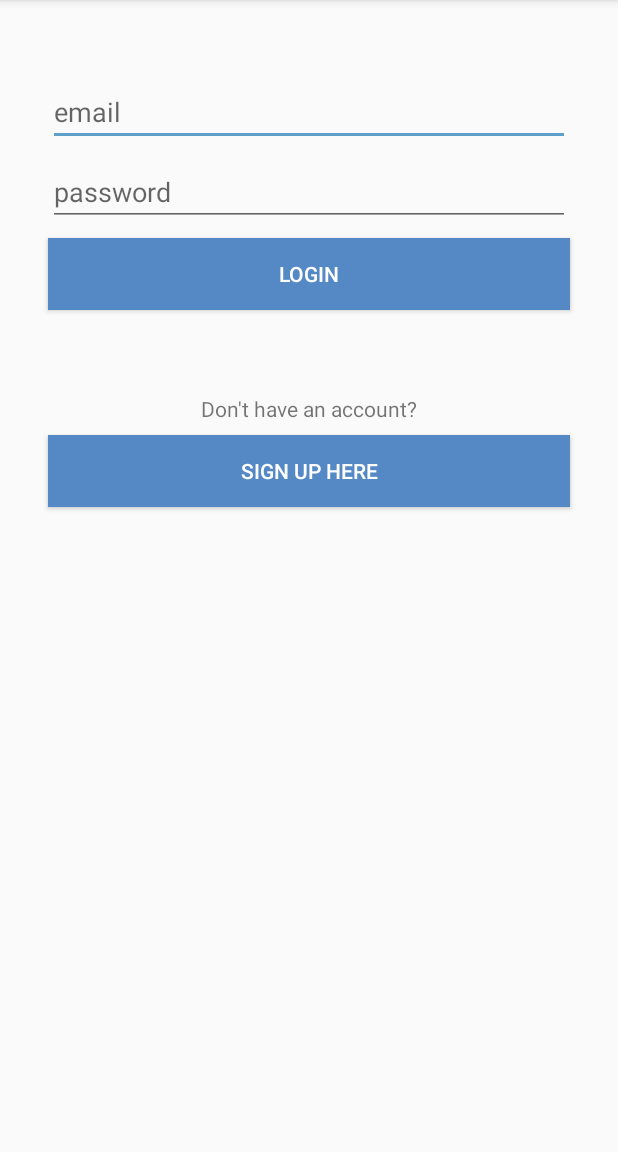
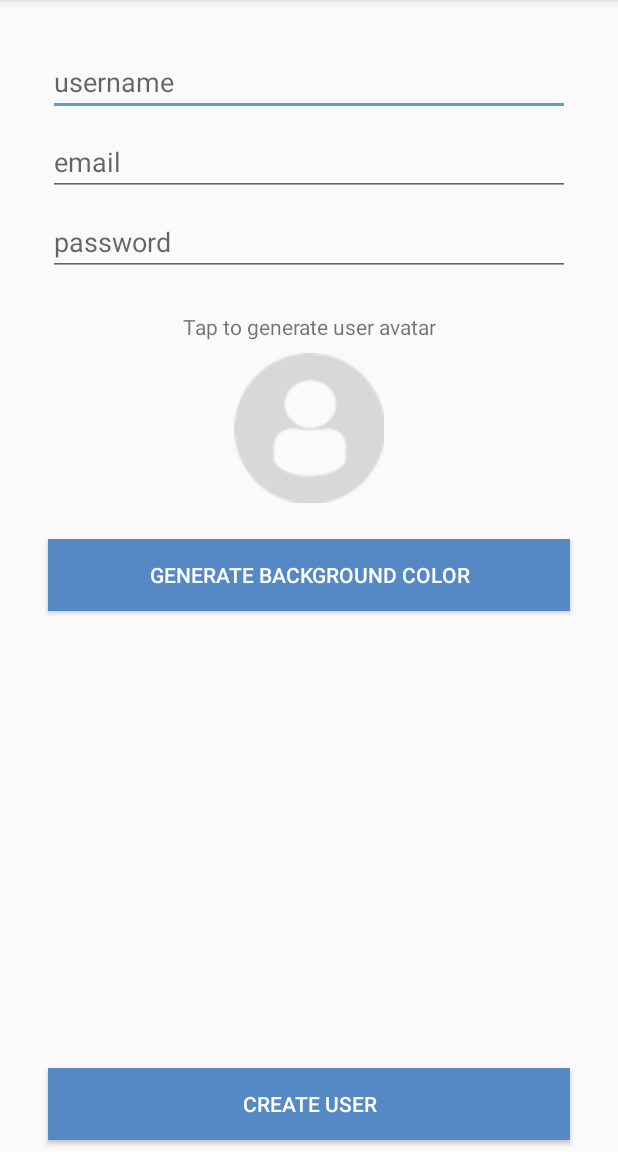
Before and after one commit to zachcervi/Smack-Android, an Android app: the LoginActivity screen opened directly, with no data from a screen before it, after a tap on "SIGN UP HERE", on a phone screen of 412 x 824 dp, the part 84-1236 px from its top. Run offline under Robolectric (Android 15) with nearby library versions, the phone set to English and light mode, and no system bars.

Commit message:
CreateUserActivity UI

```diff
--- a/app/src/main/AndroidManifest.xml
+++ b/app/src/main/AndroidManifest.xml
@@ -8,6 +8,8 @@
             android:label="@string/app_name"
             android:supportsRtl="true"
             android:theme="@style/AppTheme">
+        <activity android:name=".CreateUserActivity">
+        </activity>
         <activity android:name=".LoginActivity">
         </activity>
         <activity
--- /dev/null
+++ b/app/src/main/java/com/zachcervi/smack_android/CreateUserActivity.kt
@@ -0,0 +1,25 @@
+package com.zachcervi.smack_android
+
+import android.support.v7.app.AppCompatActivity
+import android.os.Bundle
+import android.view.View
+
+class CreateUserActivity : AppCompatActivity() {
+
+    override fun onCreate(savedInstanceState: Bundle?) {
+        super.onCreate(savedInstanceState)
+        setContentView(R.layout.activity_create_user)
+    }
+
+    fun generateUserAvatar(view: View){
+
+    }
+
+    fun createUserClicked(view: View){
+
+    }
+
+    fun generateColorClicked(view: View){
+
+    }
+}
--- a/app/src/main/java/com/zachcervi/smack_android/LoginActivity.kt
+++ b/app/src/main/java/com/zachcervi/smack_android/LoginActivity.kt
@@ -1,5 +1,6 @@
 package com.zachcervi.smack_android
 
+import android.content.Intent
 import android.support.v7.app.AppCompatActivity
 import android.os.Bundle
 import android.view.View
@@ -12,7 +13,8 @@ class LoginActivity : AppCompatActivity() {
     }
 
     fun loginCreateUserBtnClicked(view: View){
-
+        val createUserIntent = Intent(this, CreateUserActivity::class.java)
+        startActivity(createUserIntent)
     }
 
     fun loginLoginBtnClicked(view: View){
--- /dev/null
+++ b/app/src/main/res/layout/activity_create_user.xml
@@ -0,0 +1,73 @@
+<?xml version="1.0" encoding="utf-8"?>
+<android.support.constraint.ConstraintLayout
+        xmlns:android="http://schemas.android.com/apk/res/android"
+        xmlns:tools="http://schemas.android.com/tools"
+        xmlns:app="http://schemas.android.com/apk/res-auto"
+        android:layout_width="match_parent"
+        android:layout_height="match_parent"
+        tools:context=".CreateUserActivity">
+
+    <EditText
+            android:layout_width="0dp"
+            android:layout_height="wrap_content"
+            android:inputType="textPersonName"
+            android:ems="10"
+            android:id="@+id/createUserNameTxt" android:layout_marginTop="32dp"
+            app:layout_constraintTop_toTopOf="parent" app:layout_constraintStart_toStartOf="parent"
+            app:layout_constraintHorizontal_bias="0.5" app:layout_constraintEnd_toEndOf="parent"
+            android:hint="username" android:layout_marginStart="32dp" android:layout_marginEnd="32dp"
+            android:textColor="@android:color/darker_gray"/>
+    <EditText
+            android:layout_width="0dp"
+            android:layout_height="wrap_content"
+            android:inputType="textPersonName"
+            android:ems="10"
+            android:id="@+id/createEmailTxt" android:layout_marginTop="8dp"
+            app:layout_constraintTop_toBottomOf="@+id/createUserNameTxt" app:layout_constraintStart_toStartOf="parent"
+            app:layout_constraintHorizontal_bias="0.5" app:layout_constraintEnd_toEndOf="parent" android:hint="email"
+            android:layout_marginStart="32dp" android:layout_marginEnd="32dp"
+            android:textColor="@android:color/darker_gray"/>
+    <EditText
+            android:layout_width="0dp"
+            android:layout_height="wrap_content"
+            android:inputType="textPassword"
+            android:ems="10"
+            android:id="@+id/createPasswordTxt" android:layout_marginTop="8dp"
+            app:layout_constraintTop_toBottomOf="@+id/createEmailTxt" app:layout_constraintStart_toStartOf="parent"
+            app:layout_constraintHorizontal_bias="0.5" app:layout_constraintEnd_toEndOf="parent"
+            android:hint="password" android:layout_marginStart="32dp" android:layout_marginEnd="32dp"
+            android:textColor="@android:color/darker_gray"/>
+    <TextView
+            android:text="Tap to generate user avatar"
+            android:layout_width="wrap_content"
+            android:layout_height="wrap_content"
+            android:id="@+id/textView2" app:layout_constraintStart_toStartOf="parent"
+            app:layout_constraintHorizontal_bias="0.5" app:layout_constraintEnd_toEndOf="parent"
+            android:layout_marginTop="24dp" app:layout_constraintTop_toBottomOf="@+id/createPasswordTxt"/>
+    <ImageView
+            android:layout_width="100dp"
+            android:layout_height="100dp" app:srcCompat="@drawable/profiledefault"
+            android:id="@+id/createAvatarImageView"
+            app:layout_constraintStart_toStartOf="parent" app:layout_constraintHorizontal_bias="0.5"
+            app:layout_constraintEnd_toEndOf="parent" android:layout_marginTop="8dp"
+            app:layout_constraintTop_toBottomOf="@+id/textView2" android:onClick="generateUserAvatar"/>
+    <Button
+            android:text="Generate Background Color"
+            android:layout_width="0dp"
+            android:layout_height="wrap_content"
+            android:id="@+id/backgroundColorBtn" app:layout_constraintStart_toStartOf="parent"
+            app:layout_constraintHorizontal_bias="0.5" app:layout_constraintEnd_toEndOf="parent"
+            android:layout_marginTop="24dp" app:layout_constraintTop_toBottomOf="@+id/createAvatarImageView"
+            android:layout_marginStart="32dp" android:layout_marginEnd="32dp"
+            android:background="@color/colorPrimary" android:textColor="@android:color/white"
+            android:onClick="generateColorClicked"/>
+    <Button
+            android:text="Create User"
+            android:layout_width="0dp"
+            android:layout_height="wrap_content"
+            android:id="@+id/createCreateUserBtn" app:layout_constraintStart_toStartOf="parent"
+            app:layout_constraintHorizontal_bias="0.5" app:layout_constraintEnd_toEndOf="parent"
+            android:layout_marginBottom="8dp" app:layout_constraintBottom_toBottomOf="parent"
+            android:layout_marginStart="32dp" android:layout_marginEnd="32dp" android:background="@color/colorPrimary"
+            android:textColor="@android:color/white" android:onClick="createUserClicked"/>
+</android.support.constraint.ConstraintLayout>
```
